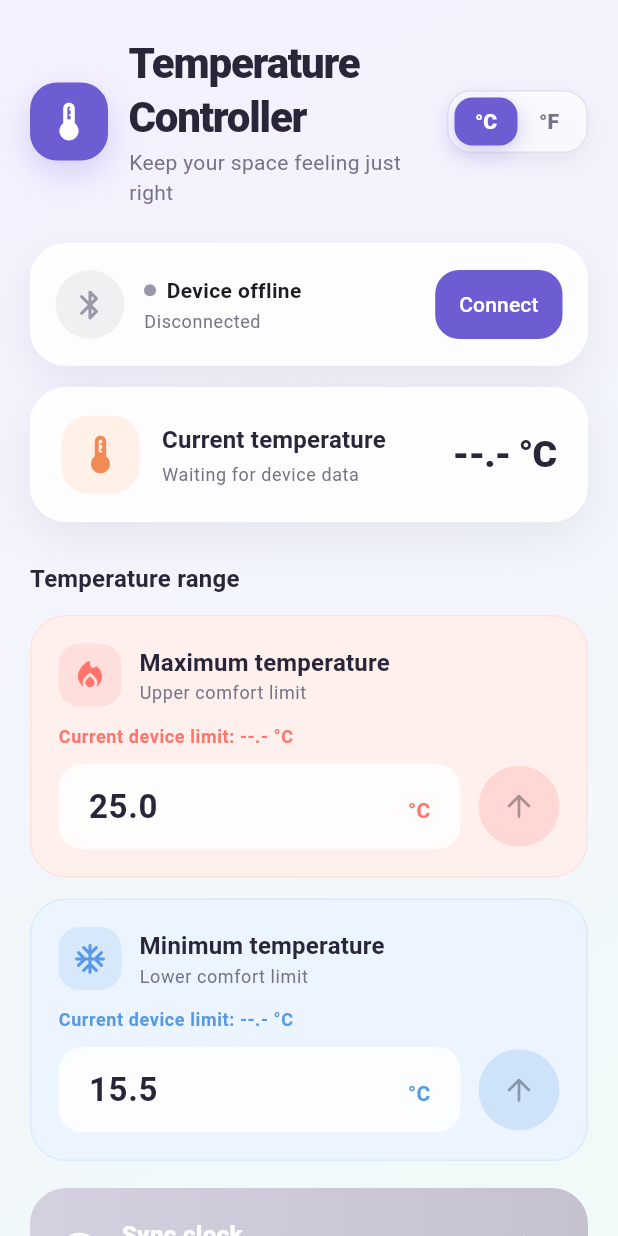
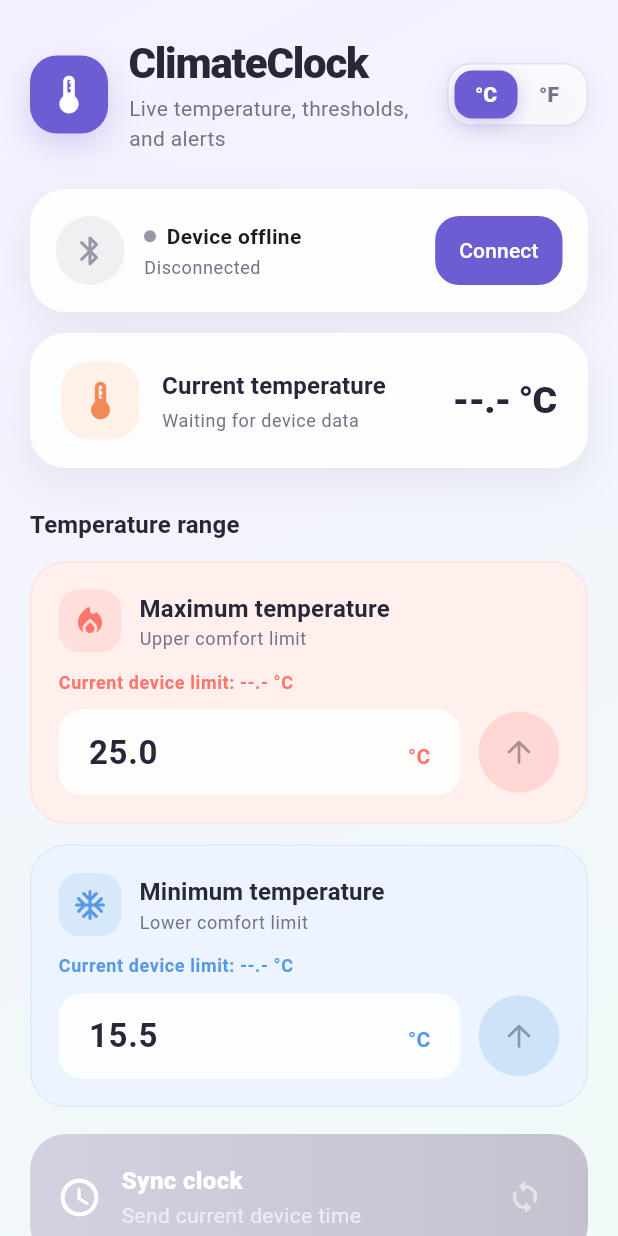
Before and after one commit to faramozzayw/stm32-climate-clock, a Flutter app: the screen it shows after launch, on a phone screen of 412 x 824 dp. Run offline on Flutter 3.47's test engine with Material 3 defaults, Android fonts, the phone set to English and light mode, and no system bars; our stand-ins replace fixnum, flutter_blue_plus, flutter_local_notifications, permission_handler; missing offline and left inert: protobuf; statements that could not run were skipped.

Commit message:
Rename app branding to ClimateClock

```diff
--- a/app/lib/app.dart
+++ b/app/lib/app.dart
@@ -11,7 +11,7 @@ class DeviceApp extends StatelessWidget {
   @override
   Widget build(BuildContext context) {
     return MaterialApp(
-      title: 'Temperature Controller',
+      title: 'Climate Clock',
       debugShowCheckedModeBanner: false,
       theme: ThemeData(
         colorScheme: ColorScheme.fromSeed(
--- a/app/lib/widgets/page_header.dart
+++ b/app/lib/widgets/page_header.dart
@@ -40,12 +40,12 @@ class PageHeader extends StatelessWidget {
             crossAxisAlignment: CrossAxisAlignment.start,
             children: [
               Text(
-                'Temperature Controller',
+                'ClimateClock',
                 style: Theme.of(context).textTheme.headlineMedium,
               ),
               const SizedBox(height: 2),
               Text(
-                'Keep your space feeling just right',
+                'Live temperature, thresholds, and alerts',
                 style: Theme.of(context).textTheme.bodyMedium?.copyWith(
                   color: const Color(0xFF777287),
                 ),
```
Also changed, not shown: 5 other files.
